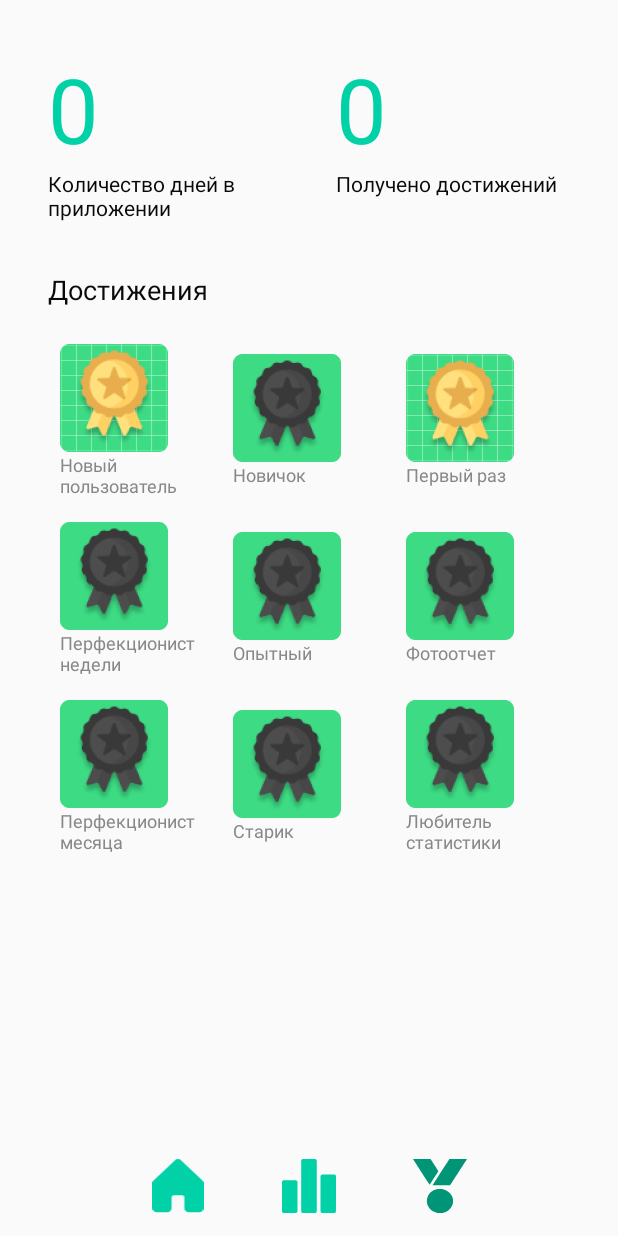
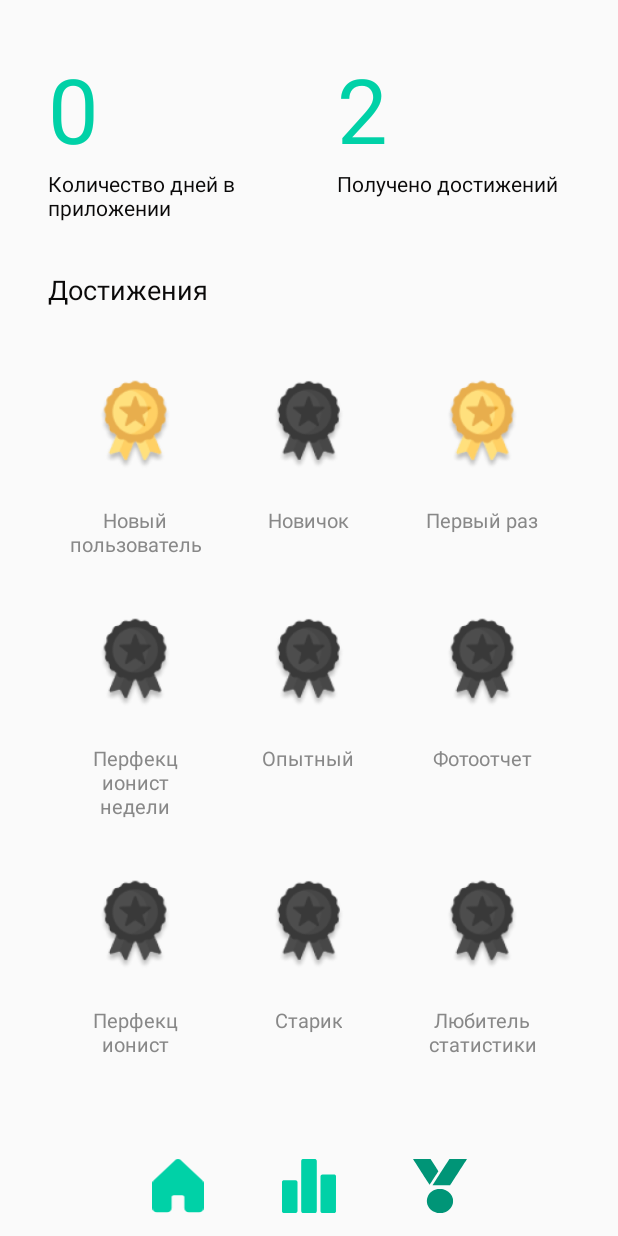
Before and after one commit to nerm1k/alabasterhelp-android-app, an Android app built with Jetpack Compose: the screen it shows after launch (MainActivity), item 3 of the bottom bar chosen, on a phone screen of 412 x 824 dp. Run offline under Robolectric (Android 15) with nearby library versions, the phone set to English and light mode, and no system bars.

Commit message:
updated achievements screen + added achievements info screen

```diff
--- a/app/src/main/AndroidManifest.xml
+++ b/app/src/main/AndroidManifest.xml
@@ -23,6 +23,7 @@
                 <category android:name="android.intent.category.LAUNCHER" />
             </intent-filter>
         </activity>
+        <activity android:name=".AchievementDetailActivity" />
     </application>
 
 </manifest>
--- a/app/src/main/java/com/example/alabasterhelp2/fragments/AchievementsFragment.kt
+++ b/app/src/main/java/com/example/alabasterhelp2/fragments/AchievementsFragment.kt
@@ -1,4 +1,5 @@
 import android.content.Context
+import android.content.Intent
 import android.content.SharedPreferences
 import android.os.Bundle
 import android.view.LayoutInflater
@@ -10,7 +11,10 @@ import androidx.fragment.app.Fragment
 import androidx.recyclerview.widget.GridLayoutManager
 import androidx.recyclerview.widget.LinearLayoutManager
 import androidx.recyclerview.widget.RecyclerView
+import com.example.alabasterhelp2.AchievementDetailActivity
 import com.example.alabasterhelp2.R
+import java.util.Calendar
+import java.util.Date
 
 class AchievementsFragment : Fragment() {
 
@@ -32,11 +36,9 @@ class AchievementsFragment : Fragment() {
 
         // Получаем количество дней захода
         val daysCount = sharedPreferences.getInt("days_count", 0)
-        val achievementsCount = sharedPreferences.getInt("achievements_count", 0)
-
         // Устанавливаем текст
         view.findViewById<TextView>(R.id.text_days).text = "$daysCount"
-        view.findViewById<TextView>(R.id.text_achievements).text = "$achievementsCount"
+
 
         // Инициализация RecyclerView
         recyclerView = view.findViewById(R.id.recycler_view_achievements)
@@ -48,22 +50,54 @@ class AchievementsFragment : Fragment() {
         achievementsAdapter = AchievementsAdapter(achievements)
         recyclerView.adapter = achievementsAdapter
         // recyclerView.layoutManager = LinearLayoutManager(context)
+
+        val achievementsCount = achievementsAdapter.countAchieved()
+        // val achievementsCount = sharedPreferences.getInt("achievements_count", 0)
+        view.findViewById<TextView>(R.id.text_achievements).text = "$achievementsCount"
     }
 
     private fun loadAchievements(): List<Achievement> {
         // Здесь вы можете загрузить достижения из SharedPreferences или создать их вручную
         return listOf(
-            Achievement("Новый пользователь", true),
-            Achievement("Новичок", false),
-            Achievement("Первый раз", true),
-            Achievement("Перфекционист недели", false),
-            Achievement("Опытный", false),
-            Achievement("Фотоотчет", false),
-            Achievement("Перфекционист месяца", false),
-            Achievement("Старик", false),
-            Achievement("Любитель статистики", false)
+            Achievement("Новый пользователь", "Вы успешно зашли в приложение",true),
+            Achievement("Новичок", "Вы заходили в приложение 2 дня",false),
+            Achievement("Первый раз", "Вы добавили свое первое напоминание", true),
+            Achievement("Перфекционист недели", "Необходимо отмечать выполнения напоминаний в течении недели",false),
+            Achievement("Опытный", "Вы заходили в приложение 30 дней",false),
+            Achievement("Фотоотчет", "Вы добавили свое первое напоминание",false),
+            Achievement("Перфекционист месяца", "Необходимо отмечать выполнения напоминаний в течении месяца",false),
+            Achievement("Старик", "Вы заходили в приложение 90 дней",false),
+            Achievement("Любитель статистики", "Вы успешно поделились своей статистикой",false)
         )
     }
+
+    override fun onResume() {
+        super.onResume()
+        val editor = sharedPreferences.edit()
+
+        // Получаем текущее время
+        val currentDate = System.currentTimeMillis()
+        // Получаем дату последнего обновления
+        val lastUpdate = sharedPreferences.getLong("last_update", 0)
+
+        // Проверяем, был ли день изменён
+        val lastUpdateDate = Date(lastUpdate)
+        val calendar = Calendar.getInstance()
+        calendar.time = lastUpdateDate
+
+        // Сравниваем только даты (без времени)
+        if (calendar.get(Calendar.DAY_OF_YEAR) != Calendar.getInstance().get(Calendar.DAY_OF_YEAR) ||
+            calendar.get(Calendar.YEAR) != Calendar.getInstance().get(Calendar.YEAR)) {
+
+            // Если день изменился, увеличиваем days_count
+            val daysCount = sharedPreferences.getInt("days_count", 0) + 1
+            editor.putInt("days_count", daysCount)
+            editor.putLong("last_update", currentDate) // Сохраняем текущую дату
+        }
+
+        editor.apply()
+    }
+
 }
 
 class AchievementsAdapter(private val achievements: List<Achievement>) : RecyclerView.Adapter<AchievementsAdapter.ViewHolder>() {
@@ -71,6 +105,21 @@ class AchievementsAdapter(private val achievements: List<Achievement>) : Recycle
     inner class ViewHolder(view: View) : RecyclerView.ViewHolder(view) {
         val nameTextView: TextView = view.findViewById(R.id.achievement_name)
         val medalImageView: ImageView = view.findViewById(R.id.medal_icon)
+        init {
+            itemView.setOnClickListener {
+                val position = adapterPosition
+                if (position != RecyclerView.NO_POSITION) {
+                    val achievement = achievements[position]
+                    val context = itemView.context
+                    val intent = Intent(context, AchievementDetailActivity::class.java).apply {
+                        putExtra("achievement_name", achievement.name)
+                        putExtra("achievement_description", achievement.description)
+                        putExtra("achievement_is_achieved", achievement.isCompleted)
+                    }
+                    context.startActivity(intent)
+                }
+            }
+        }
     }
 
     override fun onCreateViewHolder(parent: ViewGroup, viewType: Int): ViewHolder {
@@ -81,12 +130,16 @@ class AchievementsAdapter(private val achievements: List<Achievement>) : Recycle
     override fun onBindViewHolder(holder: ViewHolder, position: Int) {
         val achievement = achievements[position]
         holder.nameTextView.text = achievement.name
-        holder.medalImageView.setImageResource(if (achievement.isCompleted) R.mipmap.ic_medalcomplete else R.mipmap.medalnotcomplete)
+        holder.medalImageView.setImageResource(if (achievement.isCompleted) R.mipmap.ic_medalcomplete_foreground else R.mipmap.ic_medalnotcomplete_foreground)
     }
 
     override fun getItemCount(): Int {
         return achievements.size
     }
+
+    fun countAchieved(): Int {
+        return achievements.count { it.isCompleted }
+    }
 }
 
-data class Achievement(val name: String, val isCompleted: Boolean)
+data class Achievement(val name: String, val description: String, val isCompleted: Boolean)
--- a/app/src/main/res/layout/fragment_achievements.xml
+++ b/app/src/main/res/layout/fragment_achievements.xml
@@ -5,8 +5,8 @@
     android:layout_height="wrap_content">
 
     <LinearLayout
-        android:layout_width="410dp"
-        android:layout_height="658dp"
+        android:layout_width="411dp"
+        android:layout_height="734dp"
         android:orientation="vertical"
         android:padding="16dp"
         app:layout_constraintBottom_toBottomOf="parent">
--- a/app/src/main/res/layout/item_achievement.xml
+++ b/app/src/main/res/layout/item_achievement.xml
@@ -4,18 +4,19 @@
     android:layout_height="wrap_content"
     android:orientation="vertical"
     android:padding="8dp"
-    android:gravity="center_vertical">
+    android:gravity="center_horizontal">
 
     <ImageView
         android:id="@+id/medal_icon"
-        android:layout_width="wrap_content"
+        android:layout_width="match_parent"
         android:layout_height="wrap_content"
-        android:layout_marginEnd="20dp" />
+        android:background="#00FFFFFF" />
 
     <TextView
         android:id="@+id/achievement_name"
         android:layout_width="wrap_content"
         android:layout_height="wrap_content"
+        android:textAlignment="center"
         android:textColor="@color/achievement_not_completed"
-        android:textSize="12sp" />
+        android:textSize="13sp" />
 </LinearLayout>
--- a/app/src/main/res/values/colors.xml
+++ b/app/src/main/res/values/colors.xml
@@ -11,4 +11,5 @@
     <color name="main_green_active">#009577</color>
     <color name="achievement_text">#0A0909</color>
     <color name="achievement_not_completed">#888888</color>
+    <color name="gold">#F8BB15</color>
 </resources>
```
Also changed, not shown: app/src/main/java/com/example/alabasterhelp2/AchievementDetailActivity.kt (added, +50 -0 lines), app/src/main/res/drawable/arrow_back.xml (added, +13 -0 lines), app/src/main/res/layout/activity_achievement_detail.xml (added, +47 -0 lines).
